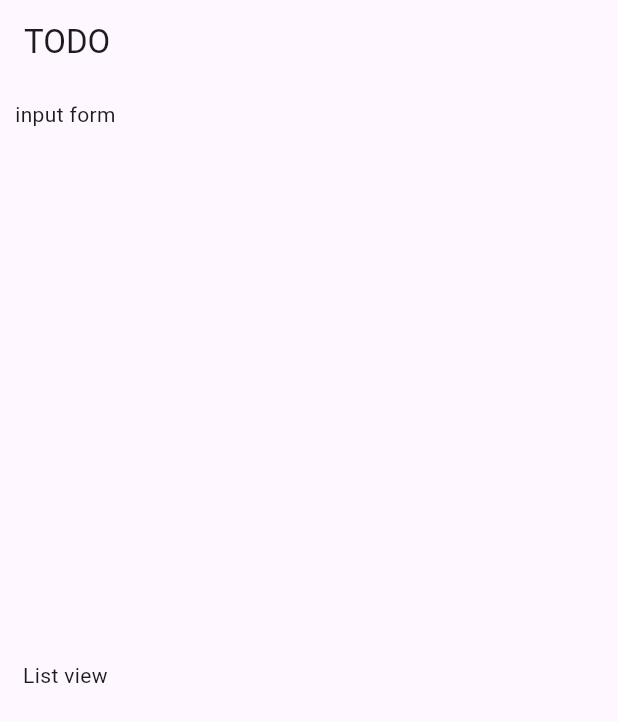
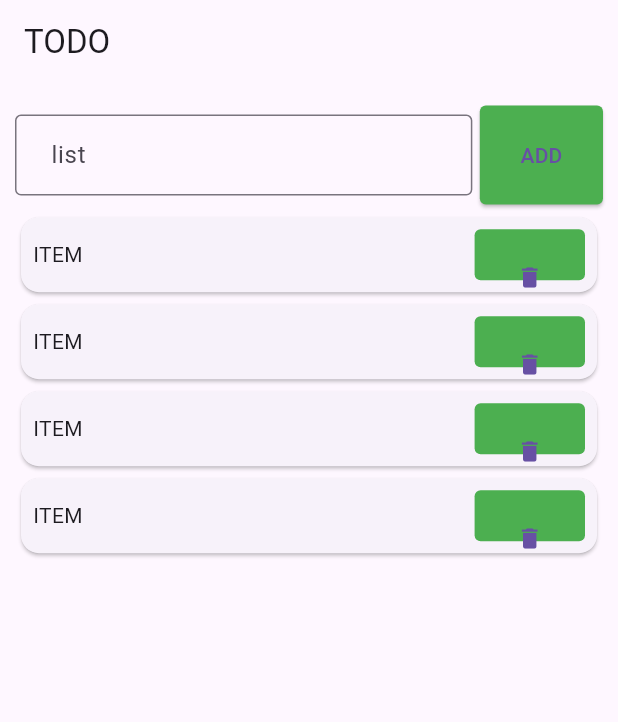
Before and after one commit to sam-in07/to_do_app, a Flutter app: the screen it shows after launch, on a phone screen of 412 x 824 dp. Shown: the top 722 px of the screen. Run offline on Flutter 3.47's test engine with Material 3 defaults, Android fonts, the phone set to English and light mode, and no system bars.

Commit message:
commit
beforeaction

```diff
--- /dev/null
+++ b/Stateful To Do App/lib/Style.dart
@@ -0,0 +1,37 @@
+
+
+import 'package:flutter/material.dart';
+
+InputDecoration AppInputDecora(label) {
+  return InputDecoration(
+    contentPadding: EdgeInsets.fromLTRB(20, 10, 10 , 20) ,
+    border: OutlineInputBorder(),
+    labelText: label
+
+  );
+}
+
+ButtonStyle AppButtonstyle(){
+ return ElevatedButton.styleFrom(
+   padding: EdgeInsets.all(23),
+   backgroundColor: Colors.green,
+   shape: RoundedRectangleBorder(
+     borderRadius: BorderRadius.all(Radius.circular(4)),
+
+   )
+ );
+}
+
+
+
+SizedBox Sizebox50(child){  // je child ae Sizebox a dhukbe perameter akare pass kore anbo
+  return SizedBox(
+    height: 50,
+    width: double.infinity,
+    child: Container(
+       alignment: Alignment.center,
+       padding: EdgeInsets.all(8),
+       child: child,
+    ),
+  );
+}
--- a/Stateful To Do App/lib/ToDOPage.dart
+++ b/Stateful To Do App/lib/ToDOPage.dart
@@ -1,5 +1,7 @@
 import 'package:flutter/cupertino.dart';
 import 'package:flutter/material.dart';
+
+import 'Style.dart';
 
 class ToDOPage extends StatefulWidget{
   @override
@@ -10,6 +12,7 @@ class ToDOPage extends StatefulWidget{
 }
 
 class ToDOPageView extends State<ToDOPage> {
+  List TODOlist=[{"1":"1"}, {"1":"1"} , {"1":"1"}, {"1":"1"}];
   @override
   Widget build(BuildContext context) {
     // TODO: implement build
@@ -21,8 +24,38 @@ class ToDOPageView extends State<ToDOPage> {
          child: Column(
             children: [
               Expanded(
-                  child:  Text('input form ')),  //uporer part a form
-              Expanded(child:  Text('List view ')), //nicher part a list view
+                  flex: 10 ,
+                  child: Row(
+                    children: [
+                       Expanded(flex: 70,  child: TextFormField(decoration: AppInputDecora("list "),)) ,
+                      // Expanded(flex: 30 , child: ElevatedButton(onPressed: (){}, child: Text('ADD'), style: AppButtonstyle(),)) ,
+                       Expanded(flex: 20 , child: Padding(padding: EdgeInsets.only(left: 5) , child: ElevatedButton(onPressed: (){}, child: Text('ADD'), style: AppButtonstyle(),), )   ) ,
+                    ],
+                  )
+
+              ),      //uporer part a form
+
+
+              Expanded(
+                   flex: 90,
+                  child:  ListView.builder(
+                    itemCount: TODOlist.length,
+                    itemBuilder: (context,index) {
+                      return Card(
+                         child: Sizebox50(
+                           Row(
+                             children: [
+                               Expanded(flex: 80,  child: Text("ITEM")) ,
+                             //  Expanded(flex: 20 , child: TextButton(onPressed: (){}, child: Icon(Icons.delete), style: AppButtonstyle(),)) ,
+                               Expanded(flex: 20 , child: TextButton(onPressed: (){}, child: Icon(Icons.delete), style: AppButtonstyle(),)) ,
+                             ],
+                           )
+                         )
+                      );
+                    },
+                  )
+               ),
+              //nicher part a list view
             ],
          ),
        ),
```
